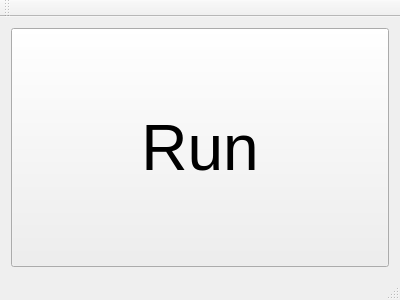
Above: Kunugida/kunugida.ui from tnct-spc/procon2017-comp before the change. Below: the same form after it.
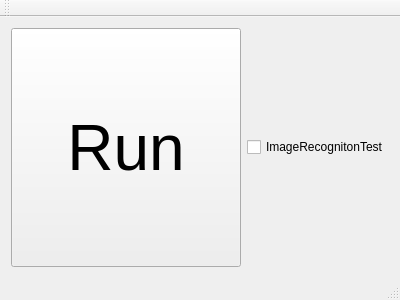
That is the form after the change.

What changed in the file:
```diff
--- a/Kunugida/kunugida.ui
+++ b/Kunugida/kunugida.ui
@@ -41,6 +41,16 @@
         </property>
        </widget>
       </item>
+      <item>
+       <widget class="QCheckBox" name="ImageRecognitonTestCheckBox">
+        <property name="text">
+         <string>ImageRecognitonTest</string>
+        </property>
+       </widget>
+      </item>
+      <item>
+       <layout class="QVBoxLayout" name="verticalLayout"/>
+      </item>
      </layout>
     </item>
    </layout>
```
